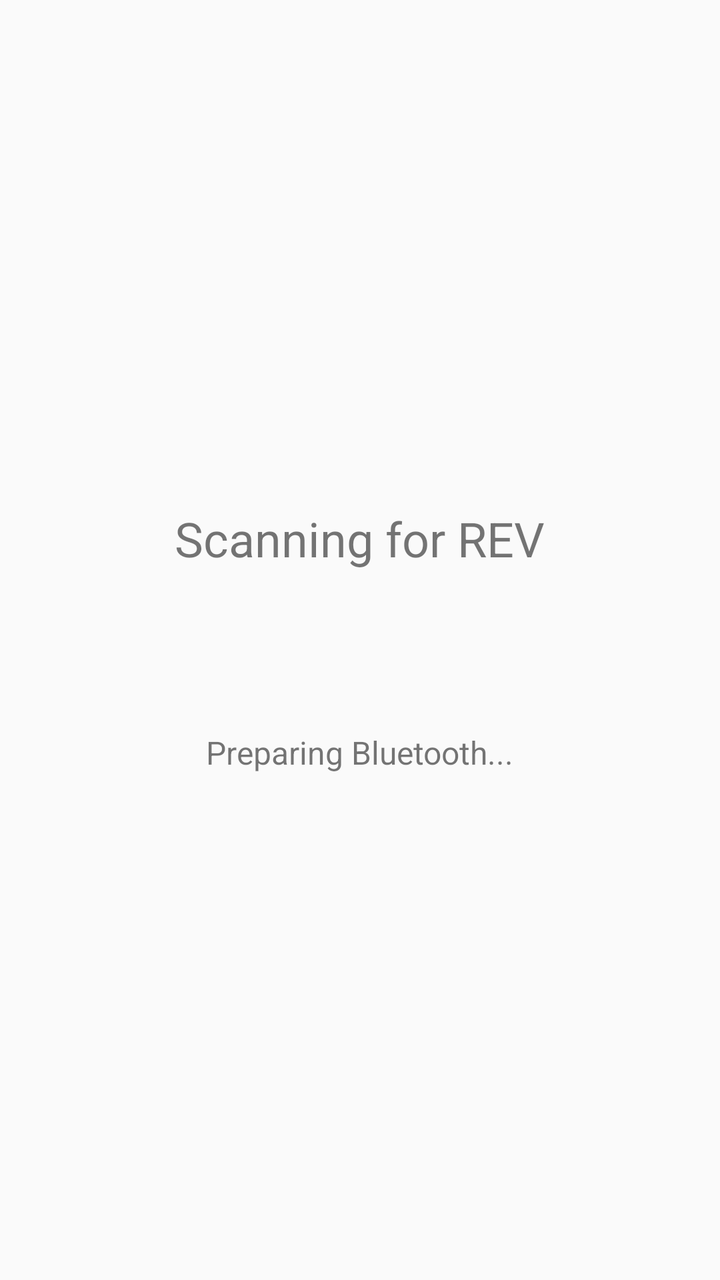
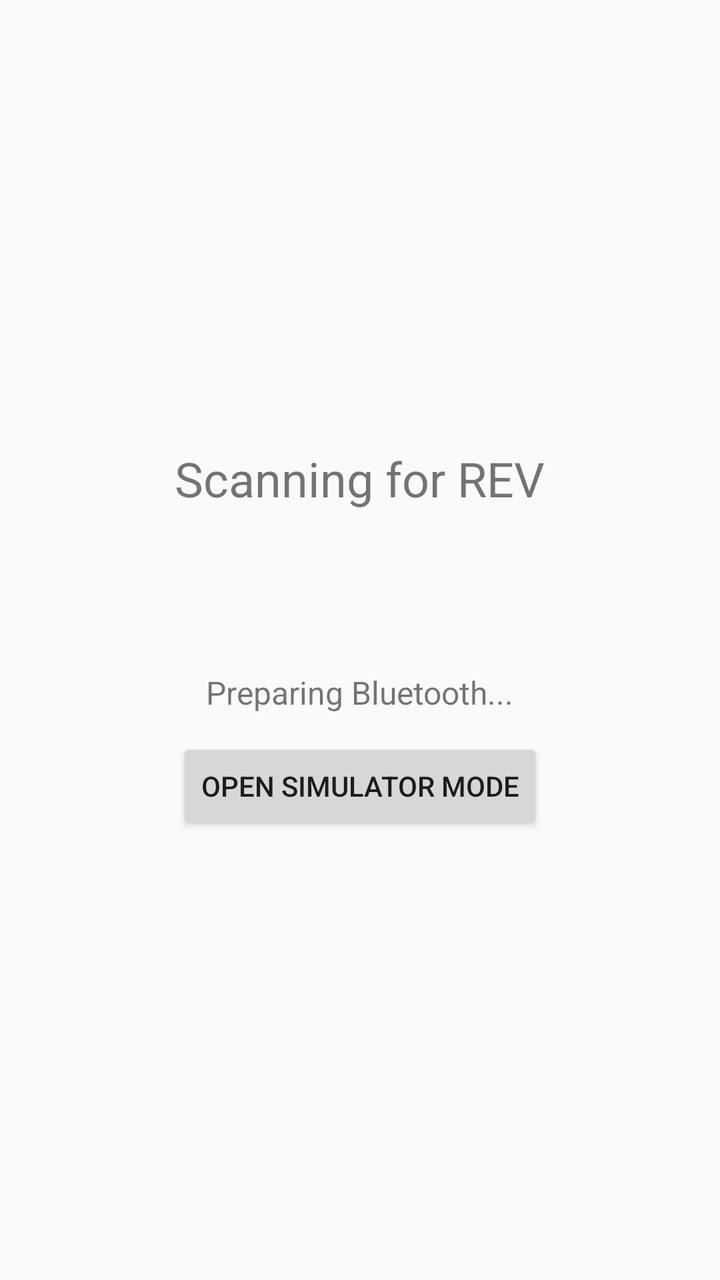

Compare the two renders of this Android layout. The source of the first and the diff that turns it into the second are given below.
<!-- AndroidManifest.xml: application theme AppTheme -->
<!-- res/layout/fragment_scan.xml -->
<?xml version="1.0" encoding="utf-8"?>
<LinearLayout xmlns:android="http://schemas.android.com/apk/res/android"
    android:layout_width="match_parent"
    android:layout_height="match_parent"
    android:gravity="center"
    android:orientation="vertical"
    android:padding="24dp">

    <TextView
        android:id="@+id/tvScanTitle"
        android:layout_width="wrap_content"
        android:layout_height="wrap_content"
        android:text="@string/scanning"
        android:textSize="24sp" />

    <ProgressBar
        android:id="@+id/pbScanProgress"
        android:layout_width="wrap_content"
        android:layout_height="wrap_content"
        android:layout_marginTop="16dp" />

    <TextView
        android:id="@+id/tvScanStatus"
        android:layout_width="wrap_content"
        android:layout_height="wrap_content"
        android:layout_marginTop="16dp"
        android:text="@string/scan_status_preparing"
        android:textSize="16sp" />

    <Button
        android:id="@+id/btnScanRetry"
        android:layout_width="wrap_content"
        android:layout_height="wrap_content"
        android:layout_marginTop="20dp"
        android:text="@string/scan_retry"
        android:visibility="gone" />

    <Button
        android:id="@+id/btnScanDiscovery"
        android:layout_width="wrap_content"
        android:layout_height="wrap_content"
        android:layout_marginTop="10dp"
        android:text="@string/scan_open_discovery"
        android:visibility="gone" />

</LinearLayout>
<!-- resources referenced by this layout -->
<resources>
  <string name="scan_open_discovery">Open Discovery</string>
  <string name="scan_retry">Retry</string>
  <string name="scan_status_preparing">Preparing Bluetooth...</string>
  <string name="scanning">Scanning for REV</string>
  <style name="AppTheme" parent="Theme.AppCompat.DayNight.DarkActionBar">
          
          <item name="colorPrimary">@color/colorPrimary</item>
          <item name="colorPrimaryDark">@color/colorPrimaryDark</item>
          <item name="colorAccent">@color/colorAccent</item>
      </style>
  <color name="colorPrimary">#3F51B5</color>
  <color name="colorPrimaryDark">#303F9F</color>
  <color name="colorAccent">#FF4081</color>
</resources>

<!-- the commit's change to res/layout/fragment_scan.xml (unified diff, before → after) -->
@@ -43,4 +43,11 @@
         android:text="@string/scan_open_discovery"
         android:visibility="gone" />
 
+    <Button
+        android:id="@+id/btnScanSimulator"
+        android:layout_width="wrap_content"
+        android:layout_height="wrap_content"
+        android:layout_marginTop="12dp"
+        android:text="@string/scan_open_simulator" />
+
 </LinearLayout>
<!-- resource entries referenced after the edit -->
@@ -1,6 +1,7 @@
 <!-- resources referenced by this layout -->
 <resources>
   <string name="scan_open_discovery">Open Discovery</string>
+  <string name="scan_open_simulator">Open Simulator Mode</string>
   <string name="scan_retry">Retry</string>
   <string name="scan_status_preparing">Preparing Bluetooth...</string>
   <string name="scanning">Scanning for REV</string>
